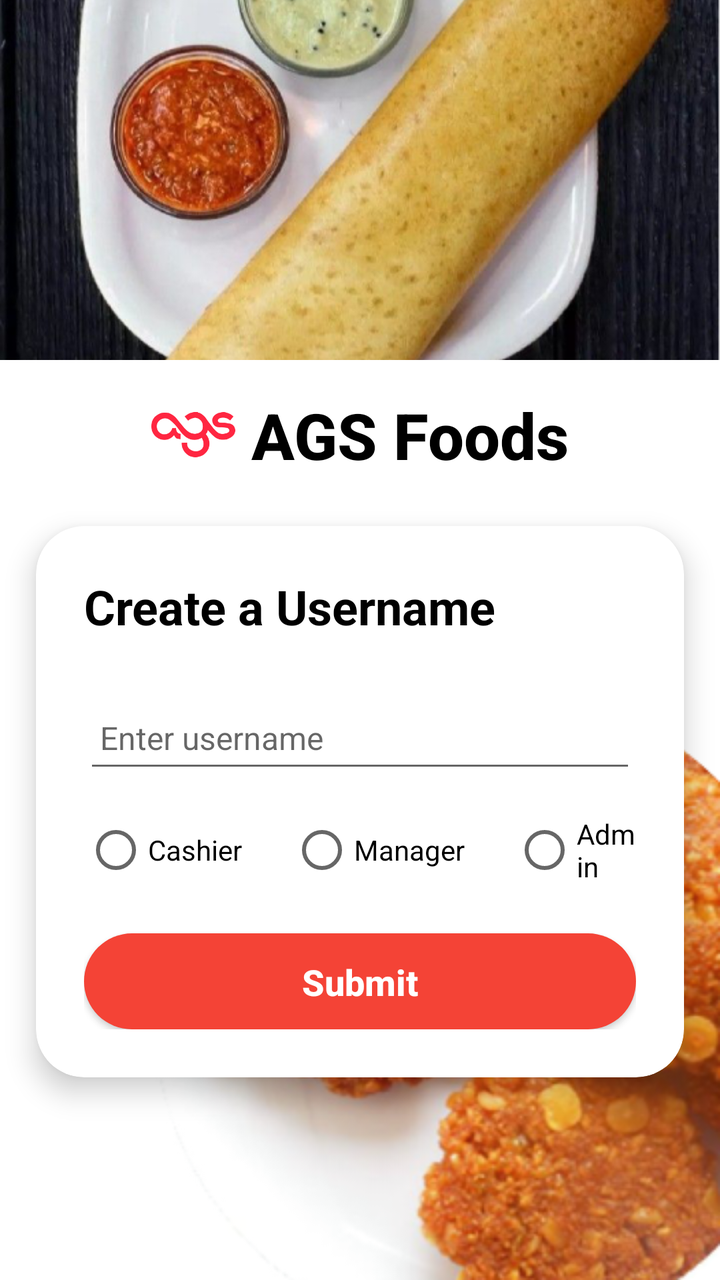
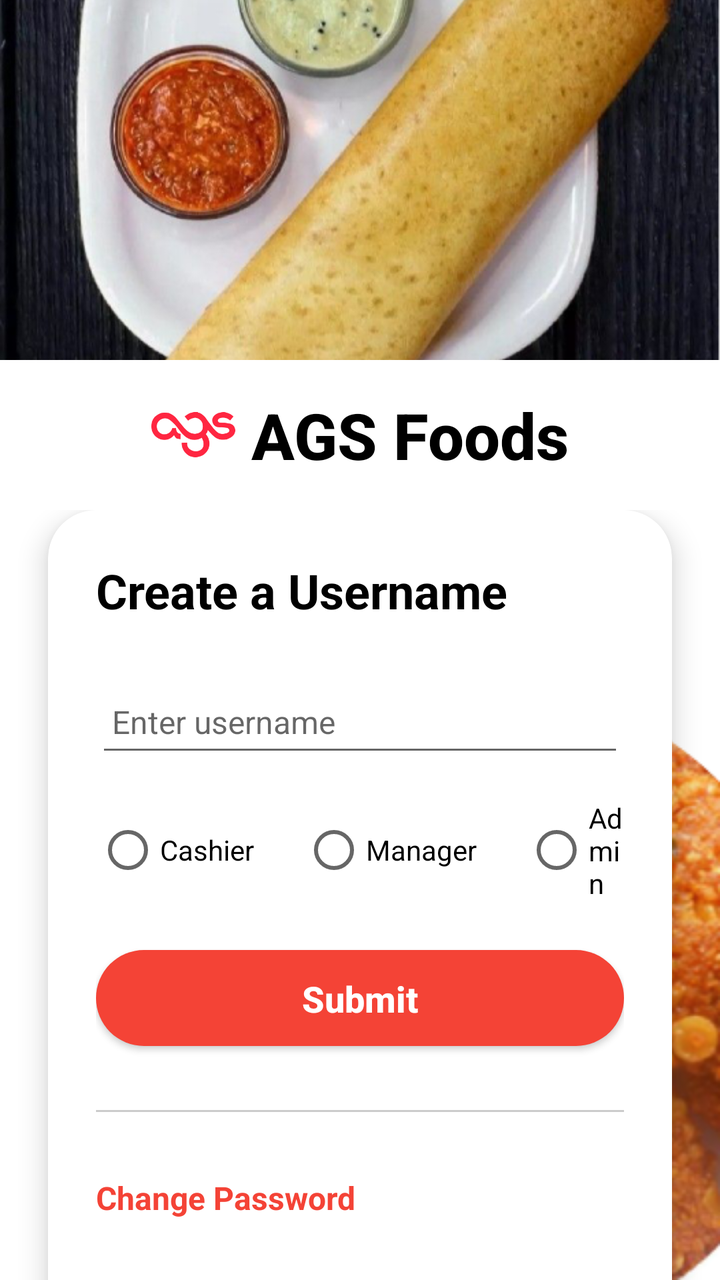

An Android layout rendered at two revisions. The XML below is the earlier revision; the diff shows what the commit changed to produce the second picture.
<!-- AndroidManifest.xml: application theme AppTheme -->
<!-- res/layout/activity_create_username.xml -->
<?xml version="1.0" encoding="utf-8"?>
<androidx.constraintlayout.widget.ConstraintLayout
    xmlns:android="http://schemas.android.com/apk/res/android"
    xmlns:app="http://schemas.android.com/apk/res-auto"
    xmlns:tools="http://schemas.android.com/tools"
    android:layout_width="match_parent"
    android:layout_height="match_parent"
    android:background="@color/white">

    
    <ImageView
        android:id="@+id/bgTopImage"
        android:layout_width="0dp"
        android:layout_height="180dp"
        android:scaleType="centerCrop"
        android:src="@drawable/create_user_top_img"
        app:layout_constraintTop_toTopOf="parent"
        app:layout_constraintStart_toStartOf="parent"
        app:layout_constraintEnd_toEndOf="parent" />

    
    <LinearLayout
        android:id="@+id/logoRow"
        android:layout_width="wrap_content"
        android:layout_height="wrap_content"
        android:orientation="horizontal"
        android:gravity="center"
        app:layout_constraintTop_toBottomOf="@id/bgTopImage"
        app:layout_constraintStart_toStartOf="parent"
        app:layout_constraintEnd_toEndOf="parent"
        android:layout_marginTop="16dp">

        <ImageView
            android:layout_width="42dp"
            android:layout_height="42dp"
            android:src="@drawable/agsfood_logo_big"
            android:layout_gravity="center_vertical" />

        <TextView
            android:layout_width="wrap_content"
            android:layout_height="wrap_content"
            android:text="AGS Foods"
            android:textSize="32sp"
            android:textStyle="bold"
            android:fontFamily="sans-serif-medium"
            android:textColor="@color/black"
            android:layout_marginStart="8dp" />
    </LinearLayout>

    
    <androidx.cardview.widget.CardView
        android:id="@+id/createUsernameCard"
        android:layout_width="0dp"
        android:layout_height="wrap_content"
        app:layout_constraintWidth_percent="0.9"
        app:layout_constraintTop_toBottomOf="@id/logoRow"
        app:layout_constraintStart_toStartOf="parent"
        app:layout_constraintEnd_toEndOf="parent"
        android:layout_marginTop="24dp"
        app:cardCornerRadius="24dp"
        app:cardElevation="8dp"
        android:background="@color/white">

        <LinearLayout
            android:layout_width="match_parent"
            android:layout_height="wrap_content"
            android:orientation="vertical"
            android:padding="24dp">

            <TextView
                android:layout_width="wrap_content"
                android:layout_height="wrap_content"
                android:layout_marginBottom="24dp"
                android:text="Create a Username"
                android:textColor="@color/black"
                android:textSize="24sp"
                android:textStyle="bold" />

            <EditText
                android:id="@+id/editTextUsername"
                android:layout_width="match_parent"
                android:layout_height="48dp"
                android:layout_marginBottom="16dp"
                android:hint="Enter username"
                android:inputType="text"
                android:paddingStart="8dp"
                android:paddingEnd="8dp"
                android:textSize="16sp" />

            
            <RadioGroup
                android:id="@+id/radioGroupRole"
                android:layout_width="match_parent"
                android:layout_height="wrap_content"
                android:layout_marginBottom="24dp"
                android:gravity="center"
                android:orientation="horizontal">

                <RadioButton
                    android:id="@+id/radioCashier"
                    android:layout_width="wrap_content"
                    android:layout_height="wrap_content"
                    android:text="Cashier"
                    tools:ignore="TouchTargetSizeCheck" />

                <RadioButton
                    android:id="@+id/radioManager"
                    android:layout_width="wrap_content"
                    android:layout_height="wrap_content"
                    android:layout_marginStart="24dp"
                    android:text="Manager"
                    tools:ignore="TouchTargetSizeCheck" />

                <RadioButton
                    android:id="@+id/radioAdmin"
                    android:layout_width="wrap_content"
                    android:layout_height="wrap_content"
                    android:layout_marginStart="24dp"
                    android:text="Admin"
                    tools:ignore="TouchTargetSizeCheck" />
            </RadioGroup>

            <Button
                android:id="@+id/buttonSubmitUsername"
                android:layout_width="match_parent"
                android:layout_height="48dp"
                android:background="@drawable/bg_button_primary"
                android:text="Submit"
                android:textAllCaps="false"
                android:textColor="@android:color/white"
                android:textSize="18sp"
                android:textStyle="bold" />
        </LinearLayout>
    </androidx.cardview.widget.CardView>

    
    
    <ImageView
        android:id="@+id/bgBottomVeg"
        android:layout_width="wrap_content"
        android:layout_height="wrap_content"
        android:src="@drawable/create_user_bot_img"
        app:layout_constraintBottom_toBottomOf="parent"
        app:layout_constraintEnd_toEndOf="parent"
        android:layout_marginBottom="0dp"
        android:layout_marginEnd="0dp" />

</androidx.constraintlayout.widget.ConstraintLayout>
<!-- resources referenced by this layout -->
<resources>
  <color name="black">#FF000000</color>
  <color name="white">#FFFFFFFF</color>
  <!-- drawable agsfood_logo_big: png bitmap (drawable, 74615 bytes) -->
  <!-- drawable bg_button_primary (drawable) -->
  <?xml version="1.0" encoding="utf-8"?>
  <selector xmlns:android="http://schemas.android.com/apk/res/android">
  
      
      <item android:state_enabled="false">
          <shape android:shape="rectangle">
              <solid android:color="#CCCCCC" /> 
              <corners android:radius="24dp" />
              <padding
                  android:left="12dp"
                  android:top="12dp"
                  android:right="12dp"
                  android:bottom="12dp" />
          </shape>
      </item>
  
      
      <item>
          <shape android:shape="rectangle">
              <solid android:color="@color/colorPrimary" />
              <corners android:radius="24dp" />
              <padding
                  android:left="12dp"
                  android:top="12dp"
                  android:right="12dp"
                  android:bottom="12dp" />
          </shape>
      </item>
  
  </selector>
  <!-- drawable create_user_bot_img: png bitmap (drawable, 155451 bytes) -->
  <!-- drawable create_user_top_img: png bitmap (drawable, 412476 bytes) -->
  <style name="AppTheme" parent="Theme.AppCompat.Light.NoActionBar">
          
          <item name="colorPrimary">@color/colorPrimary</item>
          <item name="colorPrimaryDark">@color/colorPrimaryDark</item>
          <item name="colorAccent">@color/colorAccent</item>
      </style>
  <color name="colorPrimary">#F44336</color>
  <color name="colorPrimaryDark">#D32F2F</color>
  <color name="colorAccent">#FF9800</color>
</resources>

<!-- the commit's change to res/layout/activity_create_username.xml (unified diff, before → after) -->
@@ -5,7 +5,8 @@
     xmlns:tools="http://schemas.android.com/tools"
     android:layout_width="match_parent"
     android:layout_height="match_parent"
-    android:background="@color/white">
+    android:background="@color/white"
+    tools:context=".CreateUsernameActivity">
 
     
     <ImageView
@@ -48,93 +49,6 @@
     </LinearLayout>
 
     
-    <androidx.cardview.widget.CardView
-        android:id="@+id/createUsernameCard"
-        android:layout_width="0dp"
-        android:layout_height="wrap_content"
-        app:layout_constraintWidth_percent="0.9"
-        app:layout_constraintTop_toBottomOf="@id/logoRow"
-        app:layout_constraintStart_toStartOf="parent"
-        app:layout_constraintEnd_toEndOf="parent"
-        android:layout_marginTop="24dp"
-        app:cardCornerRadius="24dp"
-        app:cardElevation="8dp"
-        android:background="@color/white">
-
-        <LinearLayout
-            android:layout_width="match_parent"
-            android:layout_height="wrap_content"
-            android:orientation="vertical"
-            android:padding="24dp">
-
-            <TextView
-                android:layout_width="wrap_content"
-                android:layout_height="wrap_content"
-                android:layout_marginBottom="24dp"
-                android:text="Create a Username"
-                android:textColor="@color/black"
-                android:textSize="24sp"
-                android:textStyle="bold" />
-
-            <EditText
-                android:id="@+id/editTextUsername"
-                android:layout_width="match_parent"
-                android:layout_height="48dp"
-                android:layout_marginBottom="16dp"
-                android:hint="Enter username"
-                android:inputType="text"
-                android:paddingStart="8dp"
-                android:paddingEnd="8dp"
-                android:textSize="16sp" />
-
-            
-            <RadioGroup
-                android:id="@+id/radioGroupRole"
-                android:layout_width="match_parent"
-                android:layout_height="wrap_content"
-                android:layout_marginBottom="24dp"
-                android:gravity="center"
-                android:orientation="horizontal">
-
-                <RadioButton
-                    android:id="@+id/radioCashier"
-                    android:layout_width="wrap_content"
-                    android:layout_height="wrap_content"
-                    android:text="Cashier"
-                    tools:ignore="TouchTargetSizeCheck" />
-
-                <RadioButton
-                    android:id="@+id/radioManager"
-                    android:layout_width="wrap_content"
-                    android:layout_height="wrap_content"
-                    android:layout_marginStart="24dp"
-                    android:text="Manager"
-                    tools:ignore="TouchTargetSizeCheck" />
-
-                <RadioButton
-                    android:id="@+id/radioAdmin"
-                    android:layout_width="wrap_content"
-                    android:layout_height="wrap_content"
-                    android:layout_marginStart="24dp"
-                    android:text="Admin"
-                    tools:ignore="TouchTargetSizeCheck" />
-            </RadioGroup>
-
-            <Button
-                android:id="@+id/buttonSubmitUsername"
-                android:layout_width="match_parent"
-                android:layout_height="48dp"
-                android:background="@drawable/bg_button_primary"
-                android:text="Submit"
-                android:textAllCaps="false"
-                android:textColor="@android:color/white"
-                android:textSize="18sp"
-                android:textStyle="bold" />
-        </LinearLayout>
-    </androidx.cardview.widget.CardView>
-
-    
-    
     <ImageView
         android:id="@+id/bgBottomVeg"
         android:layout_width="wrap_content"
@@ -143,6 +57,142 @@
         app:layout_constraintBottom_toBottomOf="parent"
         app:layout_constraintEnd_toEndOf="parent"
         android:layout_marginBottom="0dp"
-        android:layout_marginEnd="0dp" />
+        android:layout_marginEnd="0dp"
+        android:scaleType="fitEnd" />
+
+    
+    <androidx.core.widget.NestedScrollView
+        android:id="@+id/scrollSection"
+        android:layout_width="0dp"
+        android:layout_height="0dp"
+        android:fillViewport="true"
+        app:layout_constraintTop_toBottomOf="@id/logoRow"
+        app:layout_constraintBottom_toBottomOf="parent"
+        app:layout_constraintStart_toStartOf="parent"
+        app:layout_constraintEnd_toEndOf="parent"
+        android:layout_marginTop="16dp"
+        android:layout_marginBottom="-32dp"> 
+
+        <androidx.cardview.widget.CardView
+            android:id="@+id/createUsernameCard"
+            android:layout_width="match_parent"
+            android:layout_height="wrap_content"
+            app:cardCornerRadius="24dp"
+            app:cardElevation="8dp"
+            android:background="@color/white"
+            android:layout_marginStart="24dp"
+            android:layout_marginEnd="24dp">
+
+            <LinearLayout
+                android:layout_width="match_parent"
+                android:layout_height="wrap_content"
+                android:orientation="vertical"
+                android:padding="24dp">
+
+                
+                <TextView
+                    android:layout_width="wrap_content"
+                    android:layout_height="wrap_content"
+                    android:layout_marginBottom="24dp"
+                    android:text="Create a Username"
+                    android:textColor="@color/black"
+                    android:textSize="24sp"
+                    android:textStyle="bold" />
+
+                
+                <EditText
+                    android:id="@+id/editTextUsername"
+                    android:layout_width="match_parent"
+                    android:layout_height="48dp"
+                    android:layout_marginBottom="16dp"
+                    android:hint="Enter username"
+                    android:inputType="text"
+                    android:paddingStart="8dp"
+                    android:paddingEnd="8dp"
+                    android:textSize="16sp" />
+
+                
+                <RadioGroup
+                    android:id="@+id/radioGroupRole"
+                    android:layout_width="match_parent"
+                    android:layout_height="wrap_content"
+                    android:layout_marginBottom="24dp"
+                    android:gravity="center"
+                    android:orientation="horizontal">
+
+                    <RadioButton
+                        android:id="@+id/radioCashier"
+                        android:layout_width="wrap_content"
+                        android:layout_height="wrap_content"
+                        android:text="Cashier"
+                        tools:ignore="TouchTargetSizeCheck" />
+
+                    <RadioButton
+                        android:id="@+id/radioManager"
+                        android:layout_width="wrap_content"
+                        android:layout_height="wrap_content"
+                        android:layout_marginStart="24dp"
+                        android:text="Manager"
+                        tools:ignore="TouchTargetSizeCheck" />
+
+                    <RadioButton
+                        android:id="@+id/radioAdmin"
+                        android:layout_width="wrap_content"
+                        android:layout_height="wrap_content"
+                        android:layout_marginStart="24dp"
+                        android:text="Admin"
+                        tools:ignore="TouchTargetSizeCheck" />
+                </RadioGroup>
+
+                
+                <Button
+                    android:id="@+id/buttonSubmitUsername"
+                    android:layout_width="match_parent"
+                    android:layout_height="48dp"
+                    android:background="@drawable/bg_button_primary"
+                    android:text="Submit"
+                    android:textAllCaps="false"
+                    android:textColor="@android:color/white"
+                    android:textSize="18sp"
+                    android:textStyle="bold" />
+
+                
+                <View
+                    android:layout_width="match_parent"
+                    android:layout_height="1dp"
+                    android:background="#CCCCCC"
+                    android:layout_marginTop="32dp"
+                    android:layout_marginBottom="24dp" />
+
+                
+                <TextView
+                    android:id="@+id/tvChangePassword"
+                    android:layout_width="wrap_content"
+                    android:layout_height="wrap_content"
+                    android:layout_marginTop="8dp"
+                    android:clickable="true"
+                    android:focusable="true"
+                    android:minHeight="48dp"
+                    android:text="Change Password"
+                    android:textColor="@color/colorPrimary"
+                    android:textSize="16sp"
+                    android:textStyle="bold" />
+
+                
+                <TextView
+                    android:id="@+id/tvForgotPassword"
+                    android:layout_width="wrap_content"
+                    android:layout_height="wrap_content"
+                    android:layout_marginTop="8dp"
+                    android:clickable="true"
+                    android:focusable="true"
+                    android:minHeight="48dp"
+                    android:text="Forgot Password?"
+                    android:textColor="@color/colorAccent"
+                    android:textSize="15sp" />
+
+            </LinearLayout>
+        </androidx.cardview.widget.CardView>
+    </androidx.core.widget.NestedScrollView>
 
 </androidx.constraintlayout.widget.ConstraintLayout>
